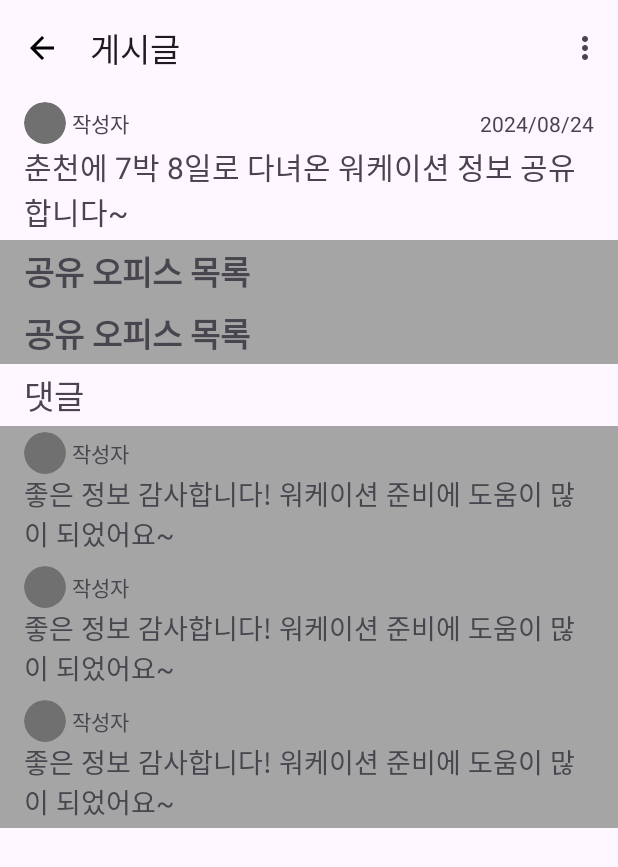
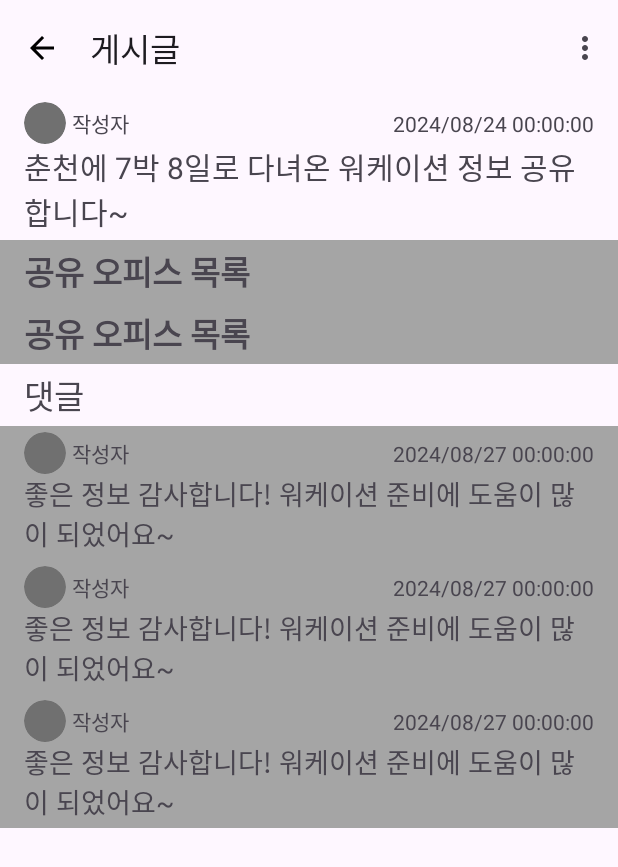
Before and after one commit to GangwonHyuIl/GangwonHyuIl, an Android app: the layout activity_post_detail.xml on its own in the app's theme, with its tools: preview values and no code run, on a phone screen of 412 x 824 dp. Shown: the top 867 px of the screen. Run offline under Robolectric (Android 15) with nearby library versions, the phone set to English and light mode, and no system bars.

Commit message:
Feat: Change timeStamp type to String

```diff
--- a/app/src/main/java/com/gangwonhyuil/gangwonhyuil/ui/community/model/PostComment.kt
+++ b/app/src/main/java/com/gangwonhyuil/gangwonhyuil/ui/community/model/PostComment.kt
@@ -1,10 +1,8 @@
 package com.gangwonhyuil.gangwonhyuil.ui.community.model
-
-import java.time.LocalDateTime
 
 data class PostComment(
     val id: Long,
     val writerInfo: WriterInfo,
-    val timeStamp: LocalDateTime,
+    val timeStamp: String,
     val content: String,
 )
--- a/app/src/main/java/com/gangwonhyuil/gangwonhyuil/ui/community/model/PostDetail.kt
+++ b/app/src/main/java/com/gangwonhyuil/gangwonhyuil/ui/community/model/PostDetail.kt
@@ -1,12 +1,11 @@
 package com.gangwonhyuil.gangwonhyuil.ui.community.model
 
 import java.net.URL
-import java.time.LocalDateTime
 
 data class PostDetail(
     val id: Long,
     val writerInfo: WriterInfo,
-    val timeStamp: LocalDateTime,
+    val timeStamp: String,
     val content: String,
     val placeList: List<PlaceList>,
 ) {
--- a/app/src/main/java/com/gangwonhyuil/gangwonhyuil/ui/community/screen/community/PostItem.kt
+++ b/app/src/main/java/com/gangwonhyuil/gangwonhyuil/ui/community/screen/community/PostItem.kt
@@ -2,12 +2,11 @@
 
 import com.gangwonhyuil.gangwonhyuil.ui.community.model.WriterInfo
 import com.gangwonhyuil.gangwonhyuil.util.base.Eigenvalue
-import java.time.LocalDateTime
 
 data class PostItem(
     val id: Long,
     val writerInfo: WriterInfo,
-    val timeStamp: LocalDateTime,
+    val timeStamp: String,
     val content: String,
     val placeListCount: Int,
     val placeCount: Int,
--- a/app/src/main/java/com/gangwonhyuil/gangwonhyuil/ui/community/screen/postDetail/CommentItem.kt
+++ b/app/src/main/java/com/gangwonhyuil/gangwonhyuil/ui/community/screen/postDetail/CommentItem.kt
@@ -3,14 +3,13 @@
 import com.gangwonhyuil.gangwonhyuil.ui.community.model.PostComment
 import com.gangwonhyuil.gangwonhyuil.util.base.Eigenvalue
 import java.net.URL
-import java.time.LocalDateTime
 
 data class CommentItem(
     val id: Long,
     val writerId: Long,
     val writerName: String,
     val writerProfileImage: URL,
-    val timeStamp: LocalDateTime,
+    val timeStamp: String,
     val content: String,
 ) : Eigenvalue {
     override val viewType: Int = 0
--- a/app/src/main/java/com/gangwonhyuil/gangwonhyuil/ui/community/screen/postDetail/CommentItemAdapter.kt
+++ b/app/src/main/java/com/gangwonhyuil/gangwonhyuil/ui/community/screen/postDetail/CommentItemAdapter.kt
@@ -26,12 +26,15 @@
     ) : BaseViewHolder<CommentItem>(binding.root) {
         private val ivWriterImage = binding.ivCommentWriterImage
         private val tvWriterName = binding.tvCommentWriterName
+        private val tvCommentTime = binding.tvCommentTime
         private val tvCommentContent = binding.tvCommentContent
 
         override fun bind(item: CommentItem) {
             with(item) {
                 ivWriterImage.load(writerProfileImage)
                 tvWriterName.text = writerName
+                tvCommentTime.text = timeStamp
+
                 tvCommentContent.text = content
             }
         }
--- a/app/src/main/java/com/gangwonhyuil/gangwonhyuil/ui/community/screen/postDetail/PostDetailActivity.kt
+++ b/app/src/main/java/com/gangwonhyuil/gangwonhyuil/ui/community/screen/postDetail/PostDetailActivity.kt
@@ -112,7 +112,7 @@
                         // set writer info
                         binding.ivPostWriterImage.load(it.writerInfo.profileImage)
                         binding.tvPostWriterName.text = it.writerInfo.name
-                        binding.tvPostTime.text = it.timeStamp.toString()
+                        binding.tvPostTime.text = it.timeStamp
                         // set content
                         binding.tvPostContent.text = it.content
                         // set place list
--- a/app/src/main/java/com/gangwonhyuil/gangwonhyuil/ui/community/useCase/GetPostCommentsUseCase.kt
+++ b/app/src/main/java/com/gangwonhyuil/gangwonhyuil/ui/community/useCase/GetPostCommentsUseCase.kt
@@ -3,7 +3,6 @@
 import com.gangwonhyuil.gangwonhyuil.ui.community.model.PostComment
 import com.gangwonhyuil.gangwonhyuil.ui.community.model.WriterInfo
 import java.net.URL
-import java.time.LocalDateTime
 import javax.inject.Inject
 
 class GetPostCommentsUseCase
@@ -22,7 +21,7 @@
                                 name = "작성자$i",
                                 profileImage = URL("http://")
                             ),
-                        timeStamp = LocalDateTime.now(),
+                        timeStamp = "0000/00/00 00:00:00",
                         content = "댓글$i 내용 댓글$i 내용 댓글$i 내용댓글$i 내용 댓글$i 내용"
                     )
                 )
--- a/app/src/main/java/com/gangwonhyuil/gangwonhyuil/ui/community/useCase/GetPostDetailUseCase.kt
+++ b/app/src/main/java/com/gangwonhyuil/gangwonhyuil/ui/community/useCase/GetPostDetailUseCase.kt
@@ -4,7 +4,6 @@
 import com.gangwonhyuil.gangwonhyuil.ui.community.model.PostDetail
 import com.gangwonhyuil.gangwonhyuil.ui.community.model.WriterInfo
 import java.net.URL
-import java.time.LocalDateTime
 import javax.inject.Inject
 
 class GetPostDetailUseCase
@@ -20,7 +19,7 @@
                         name = "작성자1",
                         profileImage = URL("http://")
                     ),
-                timeStamp = LocalDateTime.now(),
+                timeStamp = "0000/00/00 00:00:00",
                 content = "춘천에 7박 8일로 다녀온 워케이션 정보 공유합니다~",
                 placeList =
                     listOf(
--- a/app/src/main/java/com/gangwonhyuil/gangwonhyuil/ui/community/useCase/GetPostItemsUseCase.kt
+++ b/app/src/main/java/com/gangwonhyuil/gangwonhyuil/ui/community/useCase/GetPostItemsUseCase.kt
@@ -3,7 +3,6 @@
 import com.gangwonhyuil.gangwonhyuil.ui.community.model.WriterInfo
 import com.gangwonhyuil.gangwonhyuil.ui.community.screen.community.PostItem
 import java.net.URL
-import java.time.LocalDateTime
 import javax.inject.Inject
 
 class GetPostItemsUseCase
@@ -22,7 +21,7 @@
                                 name = "작성자$i",
                                 profileImage = URL("http://")
                             ),
-                        timeStamp = LocalDateTime.now(),
+                        timeStamp = "0000/00/00 00:00:00",
                         content = "게시글 $i 내용 게시글 $i 내용 게시글 $i 내용 게시글 $i 내용",
                         placeListCount = i * 2,
                         placeCount = i * 3
--- a/app/src/main/res/layout/activity_post_detail.xml
+++ b/app/src/main/res/layout/activity_post_detail.xml
@@ -64,7 +64,7 @@
                 app:layout_constraintBottom_toBottomOf="parent"
                 app:layout_constraintEnd_toEndOf="parent"
                 app:layout_constraintTop_toTopOf="parent"
-                tools:text="2024/08/24" />
+                tools:text="2024/08/24 00:00:00" />
         </androidx.constraintlayout.widget.ConstraintLayout>
 
 
--- a/app/src/main/res/layout/rv_item_post_detail_comment.xml
+++ b/app/src/main/res/layout/rv_item_post_detail_comment.xml
@@ -1,5 +1,6 @@
 <?xml version="1.0" encoding="utf-8"?>
 <LinearLayout xmlns:android="http://schemas.android.com/apk/res/android"
+    xmlns:app="http://schemas.android.com/apk/res-auto"
     xmlns:tools="http://schemas.android.com/tools"
     android:layout_width="match_parent"
     android:layout_height="wrap_content"
@@ -8,7 +9,7 @@
     android:paddingHorizontal="16dp"
     android:paddingVertical="4dp">
 
-    <LinearLayout
+    <androidx.constraintlayout.widget.ConstraintLayout
         android:id="@+id/ly_comment_writer_info"
         android:layout_width="match_parent"
         android:layout_height="wrap_content"
@@ -19,19 +20,35 @@
             android:layout_width="28dp"
             android:layout_height="28dp"
             android:background="@drawable/shape_circle"
-            android:clipToOutline="true" />
+            android:clipToOutline="true"
+            app:layout_constraintBottom_toBottomOf="parent"
+            app:layout_constraintStart_toStartOf="parent"
+            app:layout_constraintTop_toTopOf="parent" />
 
         <TextView
             android:id="@+id/tv_comment_writer_name"
-            android:layout_width="match_parent"
+            android:layout_width="0dp"
             android:layout_height="wrap_content"
             android:layout_gravity="center_vertical"
-            android:layout_marginStart="4dp"
+            android:layout_marginHorizontal="4dp"
             android:ellipsize="end"
             android:maxLines="1"
             android:textSize="14sp"
+            app:layout_constraintBottom_toBottomOf="parent"
+            app:layout_constraintEnd_toStartOf="@id/tv_comment_time"
+            app:layout_constraintStart_toEndOf="@id/iv_comment_writer_image"
+            app:layout_constraintTop_toTopOf="parent"
             tools:text="작성자" />
-    </LinearLayout>
+
+        <TextView
+            android:id="@+id/tv_comment_time"
+            android:layout_width="wrap_content"
+            android:layout_height="wrap_content"
+            app:layout_constraintBottom_toBottomOf="parent"
+            app:layout_constraintEnd_toEndOf="parent"
+            app:layout_constraintTop_toTopOf="parent"
+            tools:text="2024/08/27 00:00:00" />
+    </androidx.constraintlayout.widget.ConstraintLayout>
 
     <TextView
         android:id="@+id/tv_comment_content"
```
